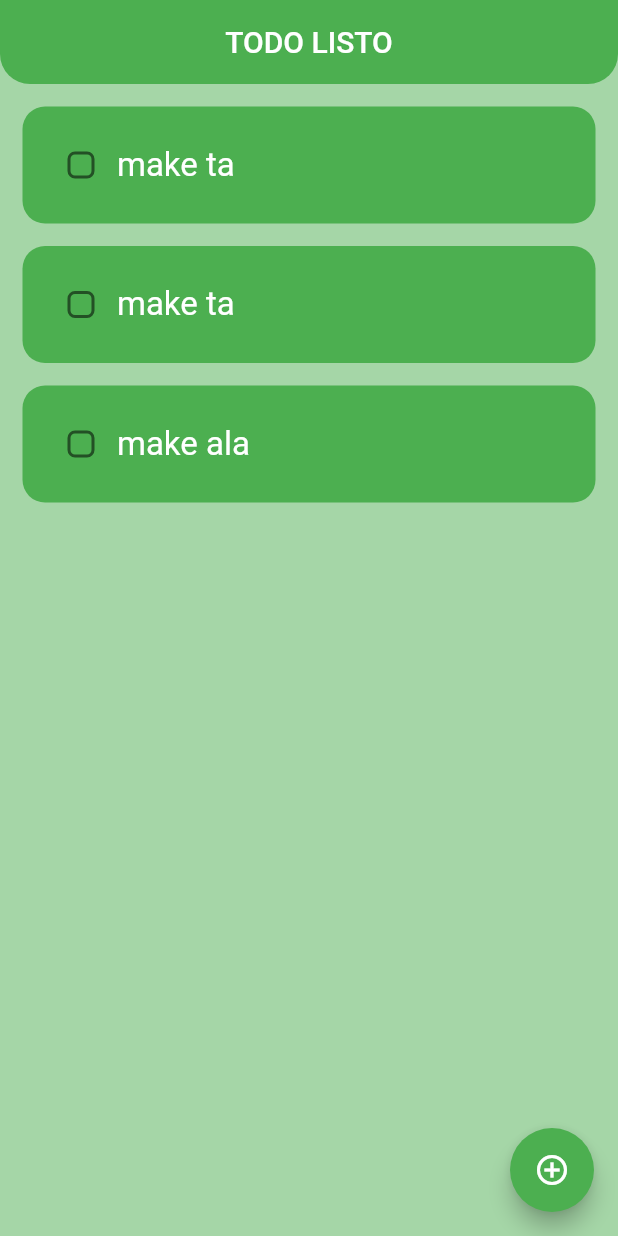
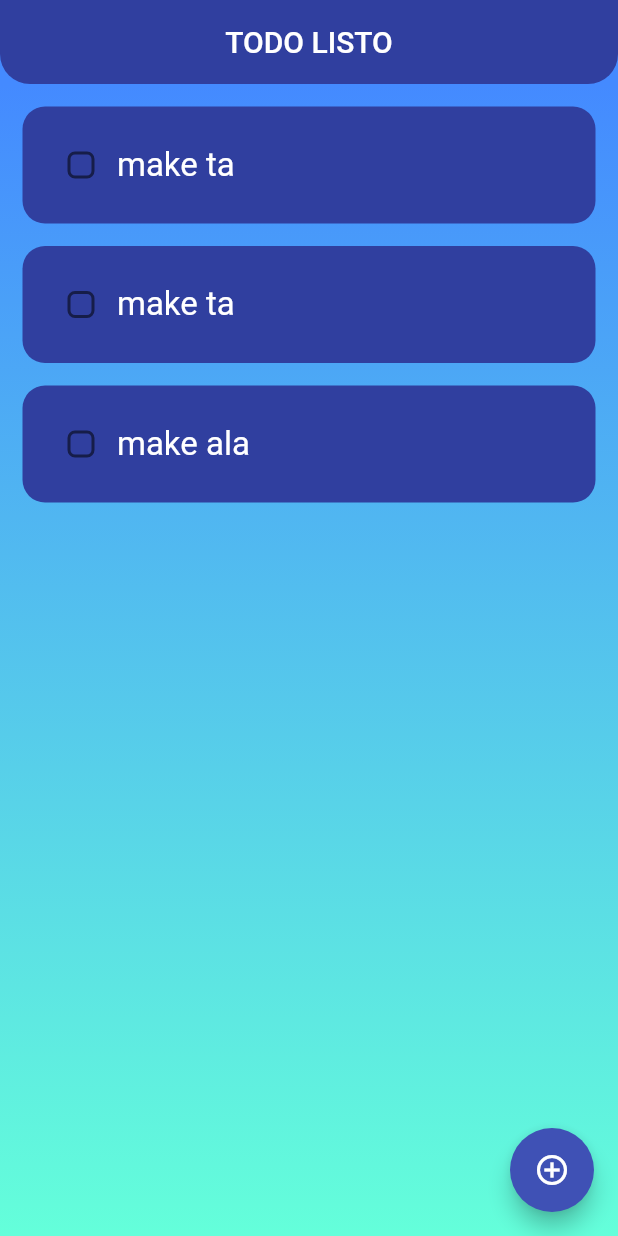
Before and after one commit to AdrianGroh306/todo_listo, a Flutter app: the screen it shows after launch, on a phone screen of 412 x 824 dp. Run offline on Flutter 3.47's test engine with Material 2 defaults, Android fonts, the phone set to English and light mode, and no system bars; drawn by our look-alikes of auto_size_text, flutter_slidable.

Commit message:
New Blue UI Design

```diff
--- a/lib/main.dart
+++ b/lib/main.dart
@@ -10,10 +10,9 @@ class MyApp extends StatelessWidget {
 
   @override
   Widget build(BuildContext context) {
-    return MaterialApp(
+    return const MaterialApp(
       debugShowCheckedModeBanner: false,
       home: MyHomePage(),
-      theme: ThemeData(primarySwatch: Colors.green),
     );
   }
 }
--- a/lib/pages/homepage.dart
+++ b/lib/pages/homepage.dart
@@ -15,6 +15,7 @@ class MyHomePage extends StatefulWidget {
 class _MyHomePageState extends State<MyHomePage> {
   //text controller
   final _controller = TextEditingController();
+  final _themeColor = Colors.indigo[700];
 
   //list of todo tasks
   List toDoList = [
@@ -65,13 +66,14 @@ class _MyHomePageState extends State<MyHomePage> {
   @override
   Widget build(BuildContext context) {
     return Scaffold(
-      backgroundColor: Colors.green[200],
+      backgroundColor: Colors.blueAccent,
       appBar: AppBar(
         centerTitle: true,
         title: const Text(
           'TODO LISTO',
         ),
         elevation: 0,
+        backgroundColor: _themeColor,
         shape: const RoundedRectangleBorder(
             borderRadius: BorderRadius.only(
           bottomLeft: Radius.circular(20),
@@ -80,9 +82,16 @@ class _MyHomePageState extends State<MyHomePage> {
       ),
       floatingActionButton: FloatingActionButton(
         onPressed: createTask,
+        backgroundColor: Colors.indigo[500],
         child: const Icon(Icons.add_circle_outline),
       ),
-      body: ListView.builder(
+      body: Container(
+        decoration: const BoxDecoration(
+            gradient: LinearGradient(
+                begin: Alignment.topCenter,
+                end: Alignment.bottomCenter,
+                colors: [Colors.blueAccent, Colors.tealAccent])),
+        child: ListView.builder(
           itemCount: toDoList.length,
           itemBuilder: (context, index) {
             return ToDoTile(
@@ -93,6 +102,7 @@ class _MyHomePageState extends State<MyHomePage> {
             );
           },
         ),
+      ),
     );
   }
 }
--- a/lib/util/todo_tile.dart
+++ b/lib/util/todo_tile.dart
@@ -40,7 +40,7 @@ class _ToDoTileState extends State<ToDoTile> {
           child: Container(
             padding: const EdgeInsets.all(15),
             decoration: BoxDecoration(
-              color: Colors.green,
+              color: Colors.indigo[700],
               borderRadius: BorderRadius.circular(15),
             ),
             child: Row(
```
Also changed, not shown: pubspec.lock, 1 other file. Lines whose indentation alone changed are shown as unchanged.
